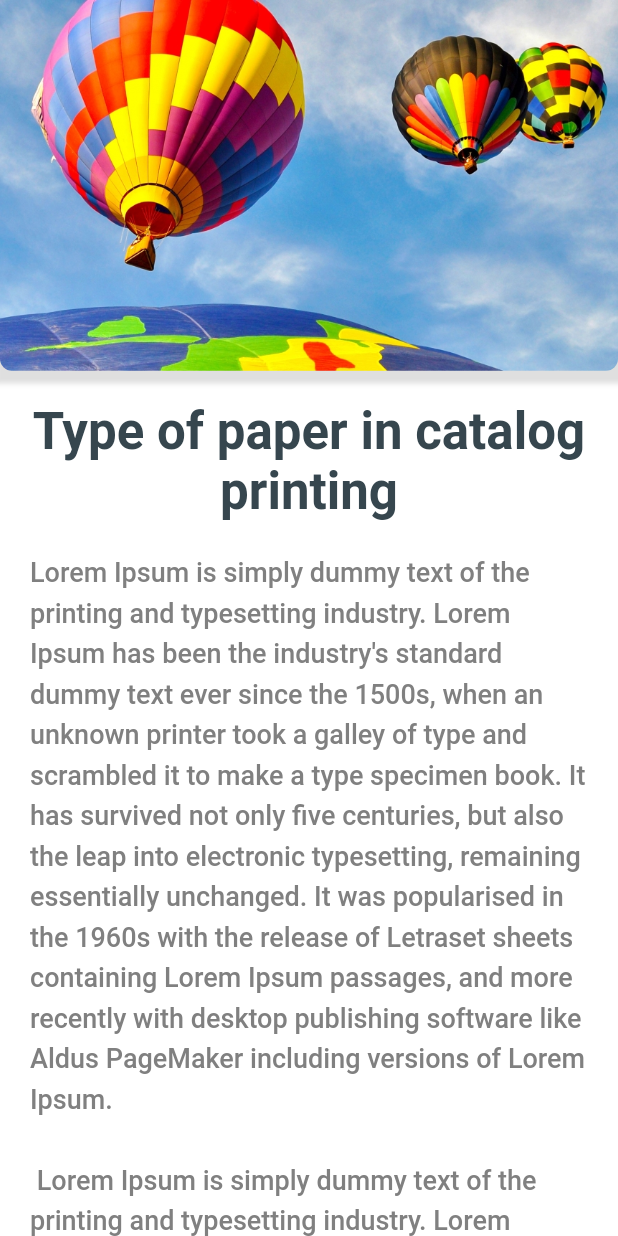
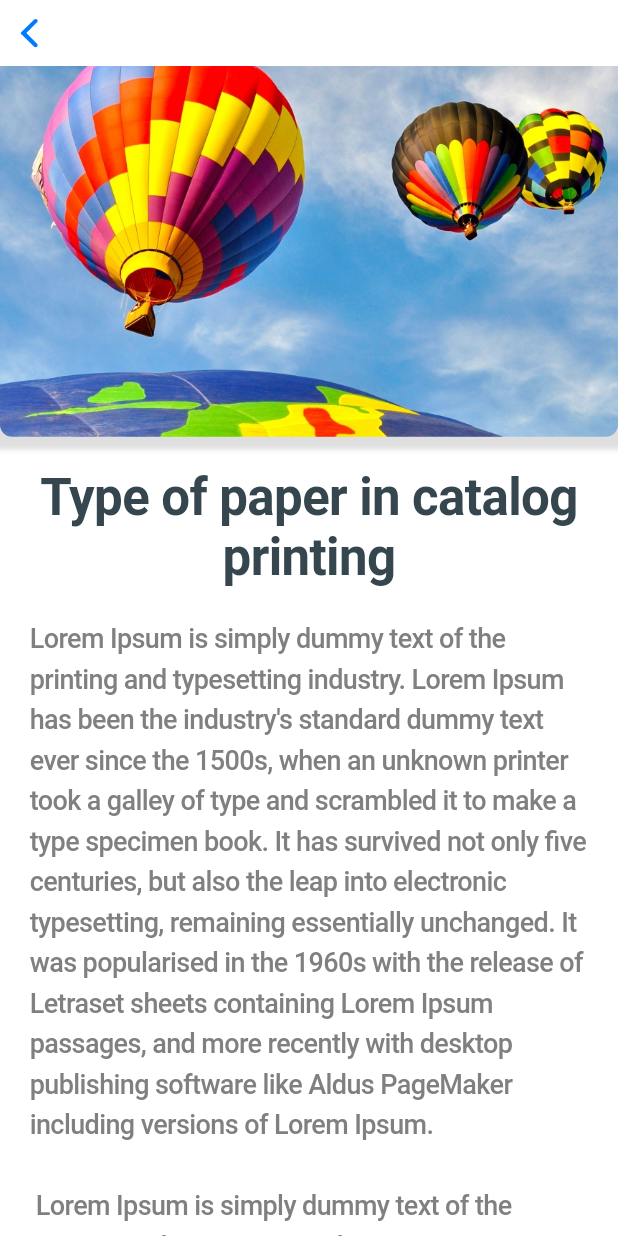
Before and after one commit to CatherinKG/Flutter-News-App, a Flutter app: the NewsDetailsPage screen opened directly, on a phone screen of 412 x 824 dp. Run offline on Flutter 3.47's test engine with Material 2 defaults, Android fonts, the phone set to English and light mode, and no system bars; network calls fail.

Commit message:
Navigate to detail screen handled

```diff
--- a/lib/main.dart
+++ b/lib/main.dart
@@ -10,7 +10,7 @@ class MyApp extends StatelessWidget {
   @override
   Widget build(BuildContext context) {
     return CupertinoApp(
-      home: NewsDetailsPage(),
+      home: NewsHomePage(),
     );
   }
 }
--- a/lib/ui/pages/news_detail_page.dart
+++ b/lib/ui/pages/news_detail_page.dart
@@ -4,9 +4,19 @@ import 'package:flutter/widgets.dart';
 import 'package:news_app/styles.dart';
 
 class NewsDetailsPage extends StatelessWidget {
+
+  final navigationBar = CupertinoSliverNavigationBar(
+    transitionBetweenRoutes: true,
+    backgroundColor: Colors.red,
+  );
+
   @override
   Widget build(BuildContext context) {
-    return Container(
+    return CupertinoPageScaffold(
+      navigationBar: CupertinoNavigationBar(
+        backgroundColor: Colors.white,
+      ),
+      child: Container(
         color: Colors.white,
         child: SafeArea(
             top: false,
@@ -37,6 +47,8 @@ class NewsDetailsPage extends StatelessWidget {
                       style: Styles.descriptionText,
                     )),
               ],
-            ))));
+            )))) )
+
+    ;
   }
 }
--- a/lib/ui/pages/news_home_page.dart
+++ b/lib/ui/pages/news_home_page.dart
@@ -2,6 +2,7 @@ import 'package:flutter/cupertino.dart';
 import 'package:flutter/material.dart';
 import 'package:flutter/widgets.dart';
 import 'package:news_app/model/news-article.dart';
+import 'package:news_app/ui/pages/news_detail_page.dart';
 import 'package:news_app/ui/widgets/news_row_item.dart';
 import 'package:news_app/services/webservice.dart';
 // import 'package:news_app/styles.dart';
```
Also changed, not shown: lib/ui/widgets/news_row_item.dart (+26 -6 lines).
